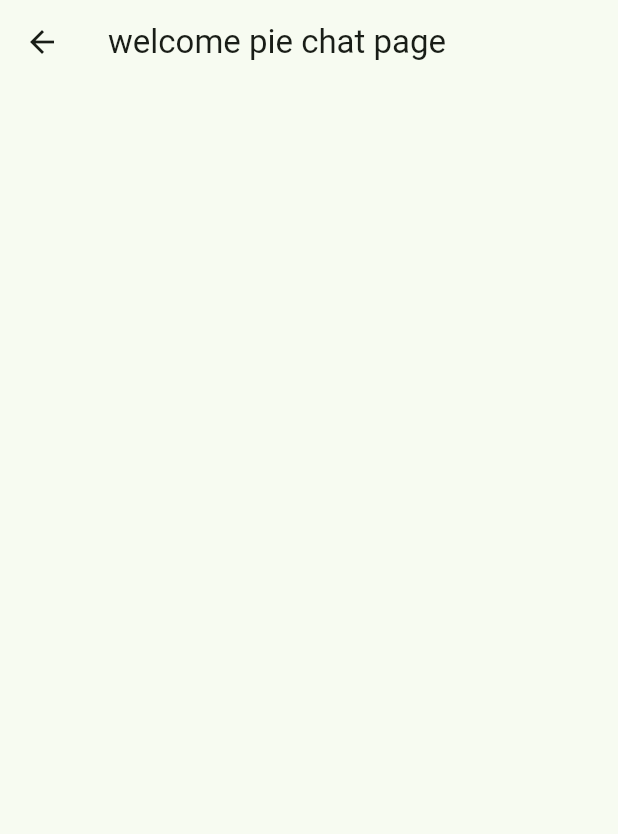
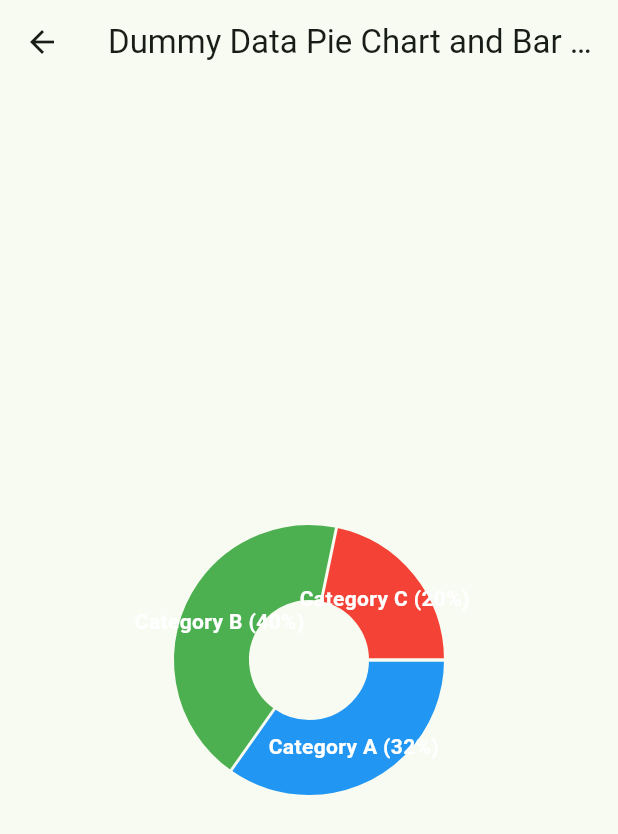
Before and after one commit to shahalamahmed/flutter1, a Flutter app: the screen it shows after launch, in the side drawer, after a tap on "View Charts", on a phone screen of 412 x 824 dp. Shown: the top 834 px of the screen. Run offline on Flutter 3.47's test engine with Material 3 defaults, Android fonts, the phone set to English and light mode, and no system bars; drawn by our look-alikes of fl_chart; network calls fail.

Commit message:
add pie chart

```diff
--- a/lib/pages/charts_screen.dart
+++ b/lib/pages/charts_screen.dart
@@ -1,7 +1,7 @@
 
 
 import 'package:flutter/material.dart';
-
+import 'package:fl_chart/fl_chart.dart';
 class ChartsScreen extends StatelessWidget {
   const ChartsScreen({super.key});
 
@@ -9,8 +9,43 @@ class ChartsScreen extends StatelessWidget {
   @override
   Widget build(BuildContext context) {
     return Scaffold(
-      appBar: AppBar(title: const Text('welcome pie chat page')),
-
+      appBar: AppBar(title: const Text('Dummy Data Pie Chart and Bar Chart')),
+      body: Center(
+        child: SizedBox(
+          width: 200,
+          height: 200,
+          child: PieChart(
+            PieChartData(
+              sections:[
+                PieChartSectionData(
+                  color: Colors.blue,
+                  value: 32,
+                  title: 'Category A (32%)',
+                  radius: 50,
+                  titleStyle: TextStyle(fontSize: 14, fontWeight: FontWeight.bold, color: Colors.white),
+                ),
+                PieChartSectionData(
+                  color: Colors.green,
+                  value: 40,
+                  title: 'Category B (40%)',
+                  radius: 50,
+                  titleStyle: TextStyle(fontSize: 14, fontWeight: FontWeight.bold, color: Colors.white),
+                ),
+                PieChartSectionData(
+                  color: Colors.red,
+                  value: 20,
+                  title: 'Category C (20%)',
+                  radius: 50,
+                  titleStyle: TextStyle(fontSize: 14, fontWeight: FontWeight.bold, color: Colors.white),
+                ),
+              ],
+              borderData: FlBorderData(show: false),
+              sectionsSpace:2,
+              centerSpaceRadius:40,
+            ),
+          ),
+        ),
+      ),
     );
   }
 }
```
Also changed, not shown: pubspec.lock.
